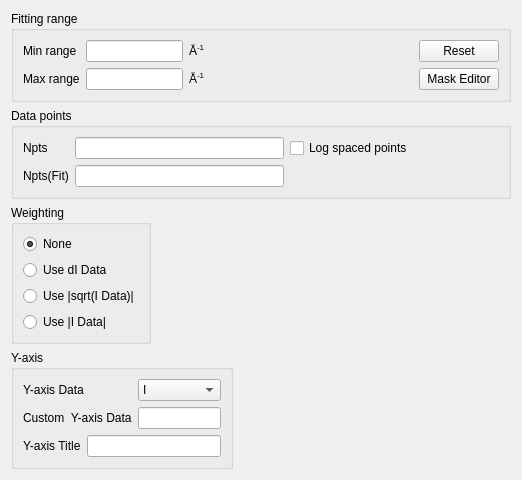
First picture: the form in src/sas/qtgui/Perspectives/Fitting/UI/OptionsWidgetUI.ui, repository SasView/sasview, before the edit.
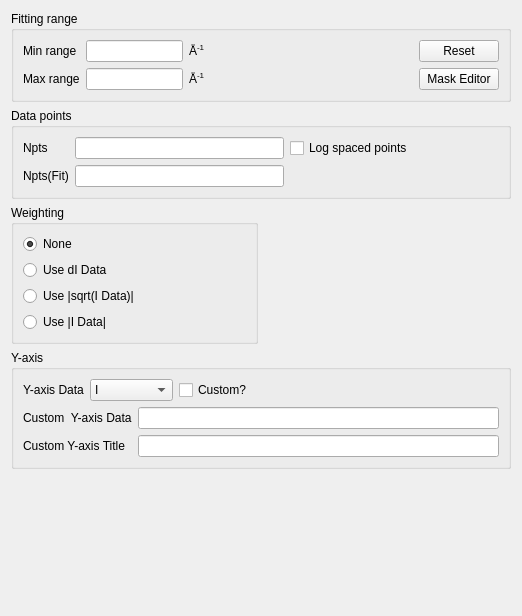
Second picture: the form after the edit.

Commit message: Custom options now hide unless selected

The edit to the form file:
```diff
--- a/src/sas/qtgui/Perspectives/Fitting/UI/OptionsWidgetUI.ui
+++ b/src/sas/qtgui/Perspectives/Fitting/UI/OptionsWidgetUI.ui
@@ -7,14 +7,14 @@
     <x>0</x>
     <y>0</y>
     <width>522</width>
-    <height>462</height>
+    <height>616</height>
    </rect>
   </property>
   <property name="windowTitle">
    <string>Fit Options</string>
   </property>
   <layout class="QGridLayout" name="gridLayout_3">
-   <item row="0" column="0" colspan="3">
+   <item row="0" column="0" colspan="2">
     <widget class="QGroupBox" name="groupBox_4">
      <property name="title">
       <string>Fitting range</string>
@@ -111,7 +111,7 @@
      </layout>
     </widget>
    </item>
-   <item row="1" column="0" colspan="3">
+   <item row="1" column="0" colspan="2">
     <widget class="QGroupBox" name="groupBox_5">
      <property name="title">
       <string>Data points</string>
@@ -229,25 +229,15 @@
      </property>
      <layout class="QGridLayout" name="gridLayout_2">
       <item row="0" column="0">
-       <layout class="QGridLayout" name="gridLayout">
-        <item row="0" column="0">
+       <layout class="QHBoxLayout" name="horizontalLayout">
+        <item>
          <widget class="QLabel" name="label">
           <property name="text">
            <string>Y-axis Data</string>
           </property>
          </widget>
         </item>
-        <item row="1" column="0" colspan="2">
-         <widget class="QLabel" name="label_2">
-          <property name="text">
-           <string>Custom  Y-axis Data</string>
-          </property>
-         </widget>
-        </item>
-        <item row="1" column="2">
-         <widget class="QLineEdit" name="txtCustomYaxisExpression"/>
-        </item>
-        <item row="0" column="2">
+        <item>
          <widget class="QComboBox" name="comboBoxYaxisExpression">
           <item>
            <property name="text">
@@ -269,45 +259,57 @@
             <string>I * (Q ** 4)</string>
            </property>
           </item>
-          <item>
-           <property name="text">
-            <string>Custom</string>
-           </property>
-          </item>
          </widget>
         </item>
+        <item>
+         <widget class="QCheckBox" name="chkCustomYData">
+          <property name="text">
+           <string>Custom?</string>
+          </property>
+         </widget>
+        </item>
+        <item>
+         <spacer name="horizontalSpacer">
+          <property name="orientation">
+           <enum>Qt::Horizontal</enum>
+          </property>
+          <property name="sizeHint" stdset="0">
+           <size>
+            <width>40</width>
+            <height>20</height>
+           </size>
+          </property>
+         </spacer>
+        </item>
        </layout>
       </item>
       <item row="1" column="0">
-       <layout class="QHBoxLayout" name="horizontalLayout">
-        <item>
+       <layout class="QGridLayout" name="gridLayout">
+        <item row="0" column="0">
+         <widget class="QLabel" name="label_2">
+          <property name="text">
+           <string>Custom  Y-axis Data</string>
+          </property>
+         </widget>
+        </item>
+        <item row="0" column="1">
+         <widget class="QLineEdit" name="txtCustomYaxisExpression"/>
+        </item>
+        <item row="1" column="0">
          <widget class="QLabel" name="label_3">
           <property name="text">
-           <string>Y-axis Title</string>
+           <string>Custom Y-axis Title</string>
           </property>
          </widget>
         </item>
-        <item>
-         <widget class="QLineEdit" name="lineEdit_2"/>
+        <item row="1" column="1">
+         <widget class="QLineEdit" name="txtYAxisTitle"/>
         </item>
        </layout>
       </item>
      </layout>
     </widget>
    </item>
-   <item row="3" column="2">
-    <spacer name="horizontalSpacer">
-     <property name="orientation">
-      <enum>Qt::Horizontal</enum>
-     </property>
-     <property name="sizeHint" stdset="0">
-      <size>
-       <width>260</width>
-       <height>20</height>
-      </size>
-     </property>
-    </spacer>
-   </item>
    <item row="4" column="1">
     <spacer name="verticalSpacer">
      <property name="orientation">
@@ -316,7 +318,7 @@
      <property name="sizeHint" stdset="0">
       <size>
        <width>20</width>
-       <height>21</height>
+       <height>175</height>
       </size>
      </property>
     </spacer>
```
The commit also changes 2 other files.
